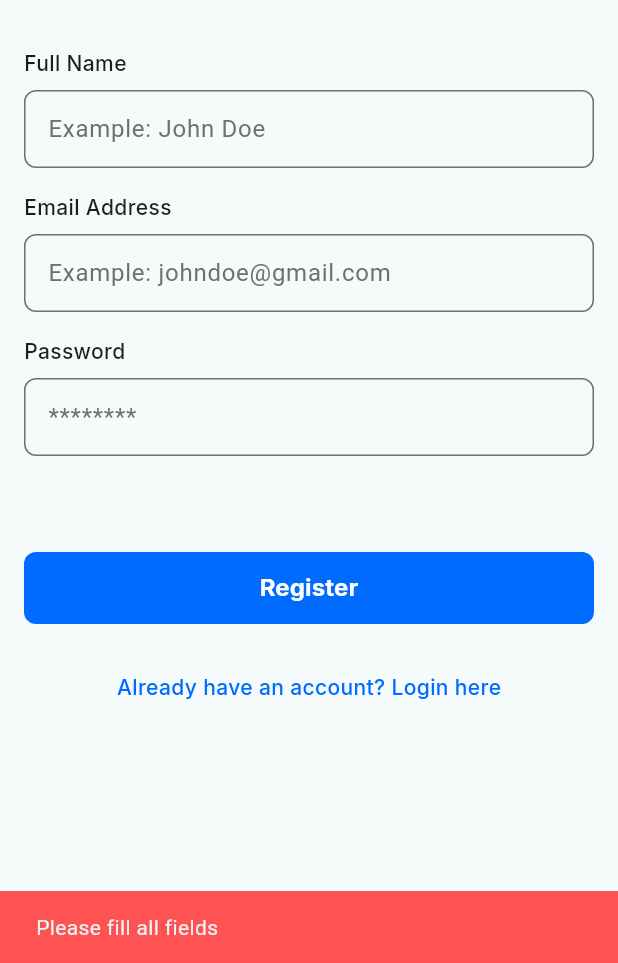
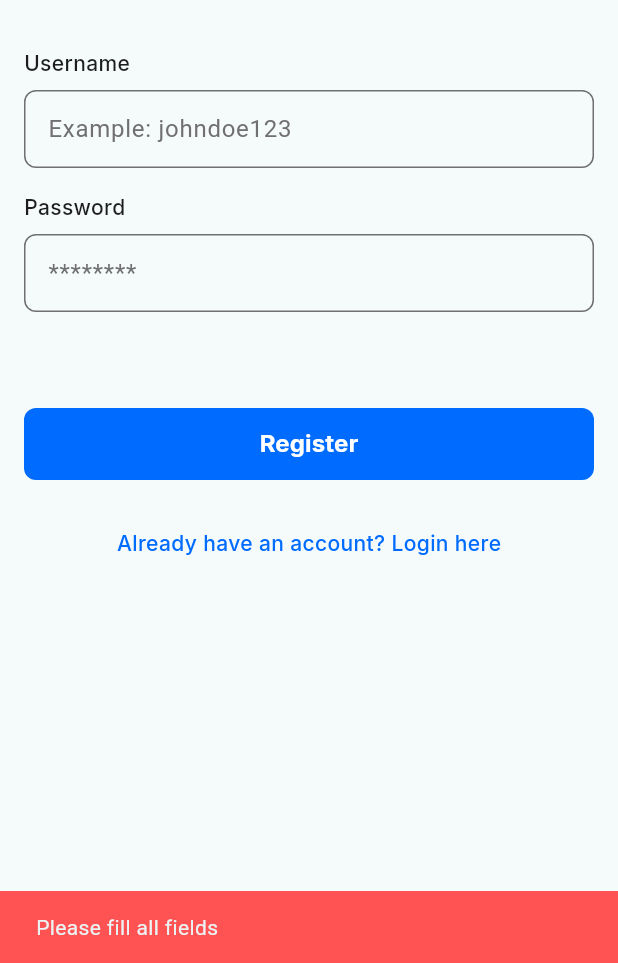
Before and after one commit to fauzancodes/qalamnote_mobile, a Flutter app: the RegisterPage screen opened directly, after a tap on "Register", on a phone screen of 412 x 824 dp, the part 273-1236 px from its top. Run offline on Flutter 3.47's test engine with Material 3 defaults, Android fonts, the phone set to English and light mode, and no system bars; our stand-ins replace flutter_typeahead, google_fonts, hive, hive_flutter; accounts and stored records are empty.

Commit message:
feat: change user credential to username and password only

```diff
--- a/lib/models/user.dart
+++ b/lib/models/user.dart
@@ -8,18 +8,14 @@ class User {
   String id;
 
   @HiveField(1)
-  String fullName;
+  String username;
 
   @HiveField(2)
-  String email;
-
-  @HiveField(3)
   String password;
 
   User({
     required this.id,
-    required this.fullName,
-    required this.email,
+    required this.username,
     required this.password,
   });
 }
--- a/lib/pages/login.dart
+++ b/lib/pages/login.dart
@@ -18,14 +18,14 @@ class LoginPage extends StatefulWidget {
 class _LoginPageState extends State<LoginPage> {
   var box = Hive.box<User>('users');
 
-  final _emailController = TextEditingController();
+  final _usernameController = TextEditingController();
   final _passwordController = TextEditingController();
 
   void _loginUser() {
-    String email = _emailController.text.trim();
+    String username = _usernameController.text.trim();
     String password = _passwordController.text.trim();
 
-    if (email.isEmpty || password.isEmpty) {
+    if (username.isEmpty || password.isEmpty) {
       ScaffoldMessenger.of(context).showSnackBar(
         const SnackBar(
           content: Text('Please fill all fields'),
@@ -36,11 +36,11 @@ class _LoginPageState extends State<LoginPage> {
     }
 
     User? foundUser = box.values.firstWhere(
-      (user) => user.email == email && user.password == password,
-      orElse: () => User(id: '', fullName: '', email: '', password: ''),
+      (user) => user.username == username && user.password == password,
+      orElse: () => User(id: '', username: '', password: ''),
     );
 
-    if (foundUser.email.isNotEmpty) {
+    if (foundUser.username.isNotEmpty) {
       ScaffoldMessenger.of(context).showSnackBar(
         const SnackBar(
           content: Text('Login successful'),
@@ -54,7 +54,7 @@ class _LoginPageState extends State<LoginPage> {
     } else {
       ScaffoldMessenger.of(context).showSnackBar(
         const SnackBar(
-          content: Text('Invalid email or password'),
+          content: Text('Invalid username or password'),
           backgroundColor: Colors.redAccent,
         ),
       );
@@ -75,9 +75,9 @@ class _LoginPageState extends State<LoginPage> {
             CustomText.subtitle("And capture every word of wisdom from your favorite ustadz, anytime, anywhere."),
             const SizedBox(height: 32),
             CustomTextField(
-              label: "Email Address",
-              placeholder: "example@mail.com",
-              controller: _emailController,
+              label: "Username",
+              placeholder: "johndoe123",
+              controller: _usernameController,
             ),
             const SizedBox(height: 16),
             CustomTextField(
--- a/lib/pages/register.dart
+++ b/lib/pages/register.dart
@@ -17,16 +17,14 @@ class RegisterPage extends StatefulWidget {
 }
 
 class _RegisterPageState extends State<RegisterPage> {
-  final _fullNameController = TextEditingController();
-  final _emailController = TextEditingController();
+  final _usernameController = TextEditingController();
   final _passwordController = TextEditingController();
 
   void _registerUser() async {
-    String fullName = _fullNameController.text.trim();
-    String email = _emailController.text.trim();
+    String username = _usernameController.text.trim();
     String password = _passwordController.text.trim();
 
-    if (fullName.isEmpty || email.isEmpty || password.isEmpty) {
+    if (username.isEmpty || password.isEmpty) {
       ScaffoldMessenger.of(context).showSnackBar(
         const SnackBar(
           content: Text('Please fill all fields'),
@@ -36,21 +34,10 @@ class _RegisterPageState extends State<RegisterPage> {
       return;
     }
 
-    if (fullName.length < 3) {
+    if (username.length < 3) {
       ScaffoldMessenger.of(context).showSnackBar(
         const SnackBar(
-          content: Text('Full name must be at least 3 characters long'),
-          backgroundColor: Colors.orange,
-        ),
-      );
-      return;
-    }
-
-    final emailRegex = RegExp(r'^[\w-\.]+@([\w-]+\.)+[\w-]{2,4}$');
-    if (!emailRegex.hasMatch(email)) {
-      ScaffoldMessenger.of(context).showSnackBar(
-        const SnackBar(
-          content: Text('Please enter a valid email address'),
+          content: Text('username must be at least 3 characters long'),
           backgroundColor: Colors.orange,
         ),
       );
@@ -78,8 +65,7 @@ class _RegisterPageState extends State<RegisterPage> {
     final uuid = Uuid();
     User newUser = User(
       id: uuid.v4(),
-      fullName: fullName,
-      email: email,
+      username: username,
       password: password,
     );
     await box.put(newUser.id, newUser);
@@ -143,15 +129,9 @@ class _RegisterPageState extends State<RegisterPage> {
             CustomText.subtitle("And start recording lectures from your ustadz. Organize your notes, revisit them anytime, and keep your journey of learning alive."),
             const SizedBox(height: 32),
             CustomTextField(
-              label: "Full Name",
-              placeholder: "Example: John Doe",
-              controller: _fullNameController,
-            ),
-            const SizedBox(height: 16),
-            CustomTextField(
-              label: "Email Address",
-              placeholder: "Example: johndoe@gmail.com",
-              controller: _emailController,
+              label: "Username",
+              placeholder: "Example: johndoe123",
+              controller: _usernameController,
             ),
             const SizedBox(height: 16),
             CustomTextField(
```
Also changed, not shown: lib/models/user.g.dart.
